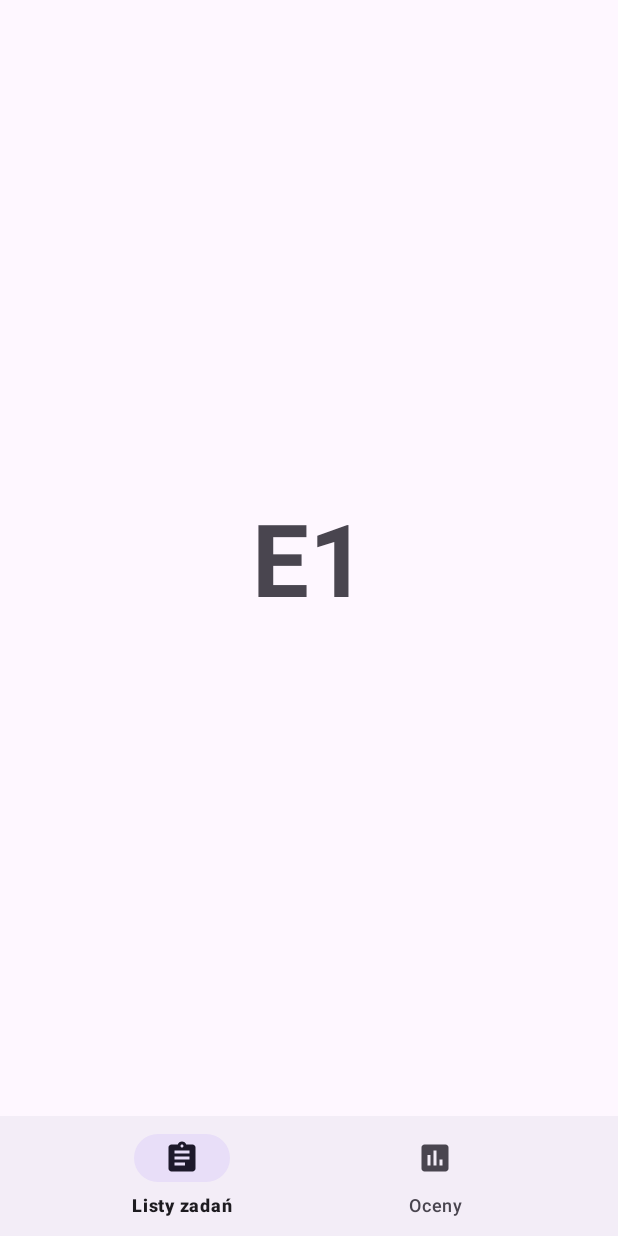
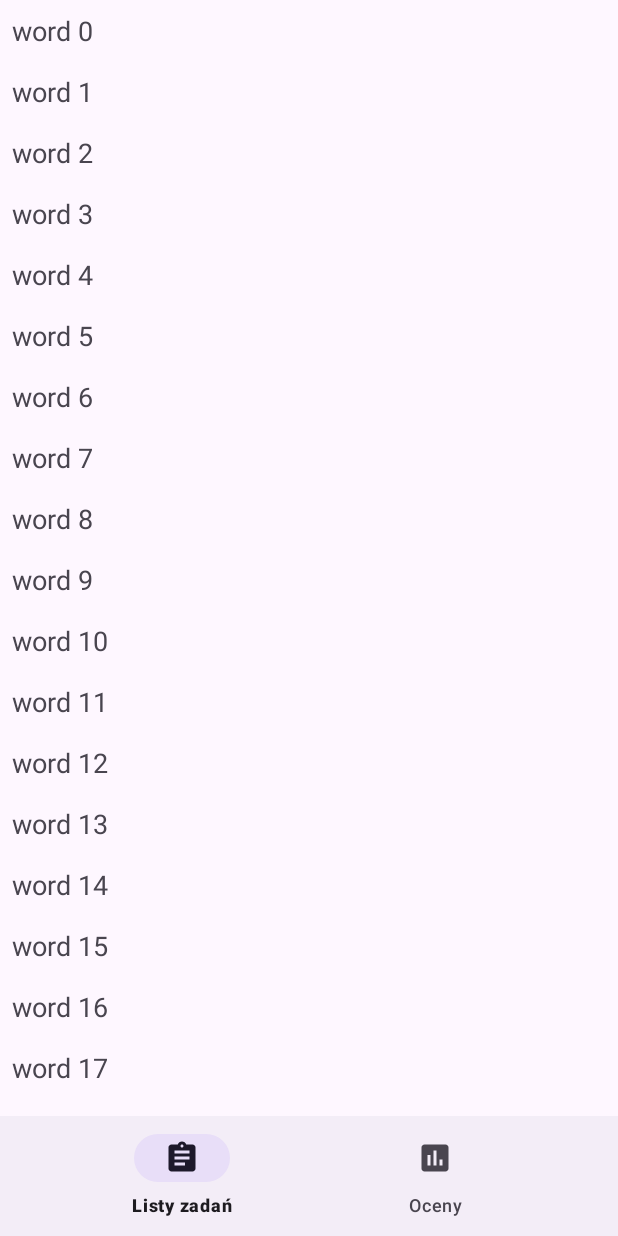
Before and after one commit to Kapiura/PUM, an Android app: the screen it shows after launch (MainActivity), on a phone screen of 412 x 824 dp. Run offline under Robolectric (Android 15) with nearby library versions, the phone set to English and light mode, and no system bars; our stand-ins replace navigation-ui.

Commit message:
No wlasnie zmienilem sobie wartosc e1 na recycler viewer z tymi slowami i nuemrami

```diff
--- a/Lista3/app/src/main/java/com/example/lista3/E1.kt
+++ b/Lista3/app/src/main/java/com/example/lista3/E1.kt
@@ -5,55 +5,40 @@ import androidx.fragment.app.Fragment
 import android.view.LayoutInflater
 import android.view.View
 import android.view.ViewGroup
+import android.widget.Toast
+import androidx.navigation.NavController
+import androidx.navigation.fragment.NavHostFragment
+import androidx.navigation.fragment.findNavController
+import androidx.recyclerview.widget.LinearLayoutManager
+import com.example.lista3.databinding.ActivityMainBinding
+import com.example.lista3.databinding.FragmentE1Binding
 
-// TODO: Rename parameter arguments, choose names that match
-// the fragment initialization parameters, e.g. ARG_ITEM_NUMBER
-private const val ARG_PARAM1 = "param1"
-private const val ARG_PARAM2 = "param2"
+class E1 : Fragment() {
+    private val wordList by lazy { MutableList(50) { "word $it" } }
 
-/**
- * A simple [Fragment] subclass.
- * Use the [E1.newInstance] factory method to
- * create an instance of this fragment.
- */
-class E1 : Fragment() {
-    // TODO: Rename and change types of parameters
-    private var param1: String? = null
-    private var param2: String? = null
+    private var _binding: FragmentE1Binding? = null
+    private val binding get() = _binding!!
 
-    override fun onCreate(savedInstanceState: Bundle?) {
-        super.onCreate(savedInstanceState)
-        arguments?.let {
-            param1 = it.getString(ARG_PARAM1)
-            param2 = it.getString(ARG_PARAM2)
+    override fun onCreateView(
+        inflater: LayoutInflater, container: ViewGroup?, savedInstanceState: Bundle?
+    ): View {
+        _binding = FragmentE1Binding.inflate(inflater, container, false)
+        return binding.root
+    }
+
+    override fun onViewCreated(view: View, savedInstanceState: Bundle?) {
+        super.onViewCreated(view, savedInstanceState)
+
+        binding.recyclerView.apply {
+            adapter = WordListAdapter(wordList) {
+                Toast.makeText(requireContext(), "Clicked: $it", Toast.LENGTH_SHORT).show()
+            }
+            layoutManager = LinearLayoutManager(requireContext())
         }
     }
 
-    override fun onCreateView(
-        inflater: LayoutInflater, container: ViewGroup?,
-        savedInstanceState: Bundle?
-    ): View? {
-        // Inflate the layout for this fragment
-        return inflater.inflate(R.layout.fragment_e1, container, false)
-    }
-
-    companion object {
-        /**
-         * Use this factory method to create a new instance of
-         * this fragment using the provided parameters.
-         *
-         * @param param1 Parameter 1.
-         * @param param2 Parameter 2.
-         * @return A new instance of fragment E1.
-         */
-        // TODO: Rename and change types and number of parameters
-        @JvmStatic
-        fun newInstance(param1: String, param2: String) =
-            E1().apply {
-                arguments = Bundle().apply {
-                    putString(ARG_PARAM1, param1)
-                    putString(ARG_PARAM2, param2)
-                }
-            }
+    override fun onDestroyView() {
+        super.onDestroyView()
+        _binding = null
     }
 }
--- a/Lista3/app/src/main/res/layout/fragment_e1.xml
+++ b/Lista3/app/src/main/res/layout/fragment_e1.xml
@@ -5,13 +5,19 @@
     android:layout_height="match_parent"
     tools:context=".E1">
 
-    <TextView
+    <androidx.constraintlayout.widget.ConstraintLayout
+        xmlns:android="http://schemas.android.com/apk/res/android"
+        xmlns:app="http://schemas.android.com/apk/res-auto"
         android:layout_width="match_parent"
-        android:layout_height="match_parent"
-        android:layout_gravity="center"
-        android:gravity="center"
-        android:text="E1"
-        android:textSize="67sp"
-        android:textStyle="bold" />
+        android:layout_height="match_parent">
+
+        <androidx.recyclerview.widget.RecyclerView
+            android:id="@+id/recyclerView"
+            android:layout_width="match_parent"
+            android:layout_height="match_parent"
+            tools:listitem="@layout/word_list_item" />
+    </androidx.constraintlayout.widget.ConstraintLayout>
+
+
 
 </FrameLayout>
```
